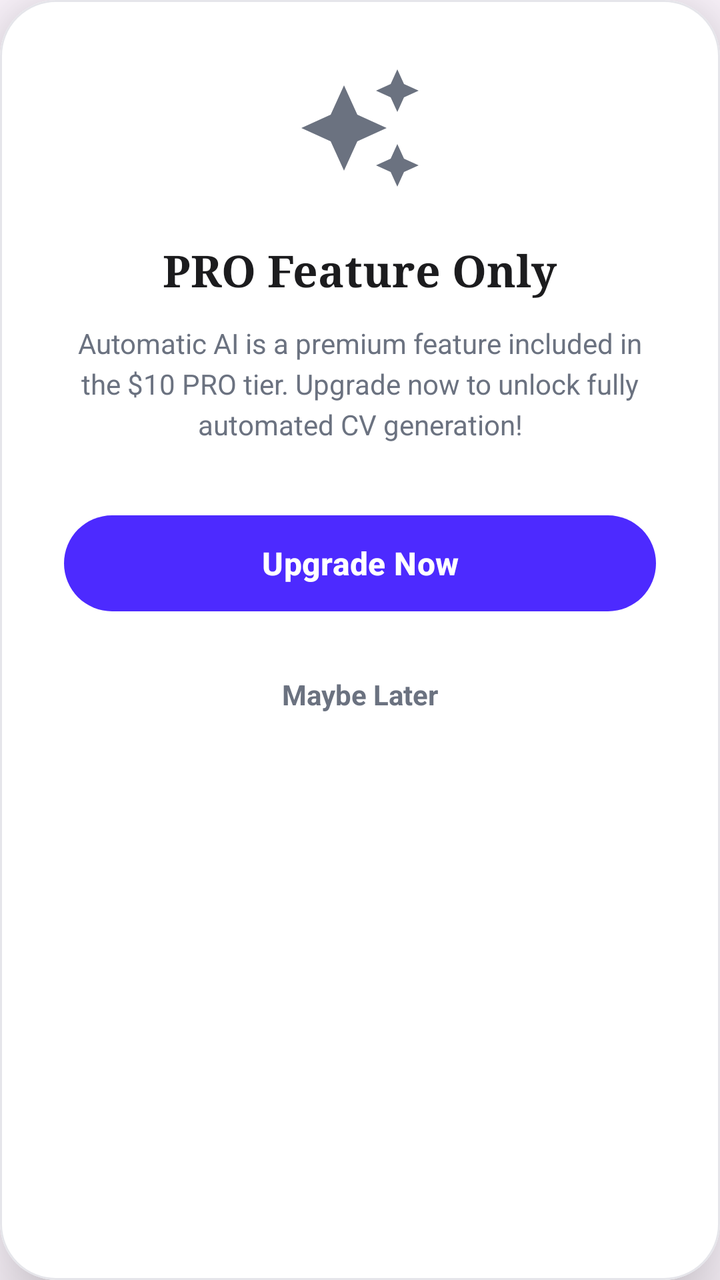
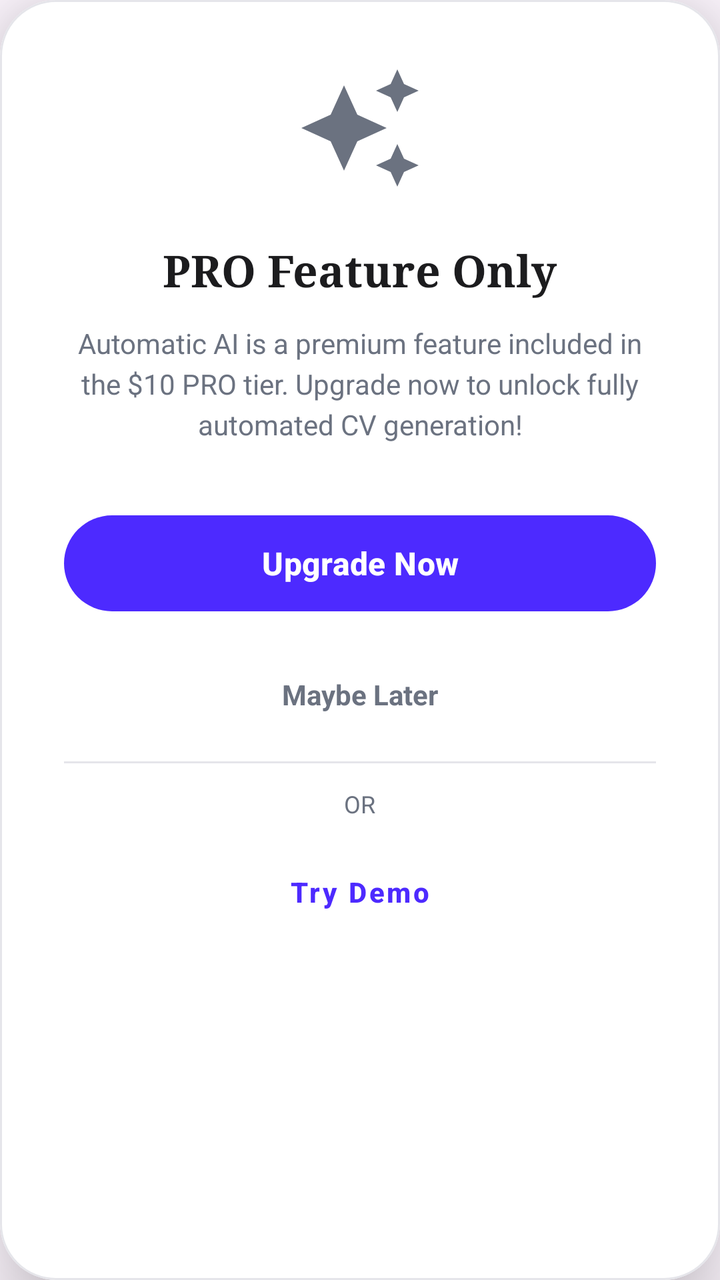

Two renders of the same Android screen: before a commit and after it. Below are the layout's source before the change and the commit's diff.
<!-- AndroidManifest.xml: application theme Theme.MyApplication -->
<!-- res/layout/dialog_ai_upgrade.xml -->
<?xml version="1.0" encoding="utf-8"?>
<com.google.android.material.card.MaterialCardView xmlns:android="http://schemas.android.com/apk/res/android"
    xmlns:app="http://schemas.android.com/apk/res-auto" android:layout_width="320dp" android:layout_height="wrap_content" android:layout_gravity="center" app:cardBackgroundColor="@color/surface_dialog" app:cardCornerRadius="28dp" app:cardElevation="24dp" app:strokeColor="@color/divider_color_new" app:strokeWidth="1dp">

    <LinearLayout android:layout_width="match_parent" android:layout_height="wrap_content" android:gravity="center" android:orientation="vertical" android:padding="32dp">

        <ImageView android:layout_width="64dp" android:layout_height="64dp" android:src="@drawable/ic_automatic_ai" app:tint="@color/text_secondary" />

        <TextView android:layout_width="wrap_content" android:layout_height="wrap_content" android:layout_marginTop="24dp" android:fontFamily="serif" android:text="@string/pro_feature_only" android:textColor="@color/text_primary" android:textSize="22sp" android:textStyle="bold" />

        <TextView android:layout_width="match_parent" android:layout_height="wrap_content" android:layout_marginTop="12dp" android:gravity="center" android:text="@string/pro_feature_desc" android:textColor="@color/text_secondary" android:textSize="14sp" android:lineSpacingExtra="4dp"/>

        <com.google.android.material.button.MaterialButton android:id="@+id/btnUpgradeNow" android:layout_width="match_parent" android:layout_height="56dp" android:layout_marginTop="32dp" android:text="@string/upgrade_now" android:textAllCaps="false" android:textSize="16sp" android:textStyle="bold" app:cornerRadius="28dp" app:backgroundTint="@color/brand_primary" android:textColor="#FFFFFF"/>

        <TextView android:id="@+id/btnMaybeLater" android:layout_width="wrap_content" android:layout_height="wrap_content" android:layout_marginTop="20dp" android:text="@string/maybe_later" android:textColor="@color/text_secondary" android:textSize="14sp" android:textStyle="bold" android:padding="8dp" android:clickable="true" android:focusable="true" android:background="?attr/selectableItemBackgroundBorderless"/>
    </LinearLayout>
</com.google.android.material.card.MaterialCardView>
<!-- resources referenced by this layout -->
<resources>
  <color name="brand_primary">#4D2AFF</color>
  <color name="divider_color_new">#E5E5EA</color>
  <color name="surface_dialog">#FFFFFF</color>
  <color name="text_primary">#1C1C1E</color>
  <color name="text_secondary">#6B7280</color>
  <!-- drawable ic_automatic_ai (drawable) -->
  <vector xmlns:android="http://schemas.android.com/apk/res/android" android:width="48dp" android:height="48dp" android:viewportWidth="24" android:viewportHeight="24">
      <path android:fillColor="#4A4A4A" android:pathData="M19,9l1.25,-2.75L23,5l-2.75,-1.25L19,1l-1.25,2.75L15,5l2.75,1.25L19,9zM11.5,9.5L9,4L6.5,9.5L1,12l5.5,2.5L9,20l2.5,-5.5L17,12l-5.5,-2.5zM19,15l-1.25,2.75L15,19l2.75,1.25L19,23l1.25,-2.75L23,19l-2.75,-1.25L19,15z" />
  </vector>
  <string name="maybe_later">Maybe Later</string>
  <string name="pro_feature_desc">Automatic AI is a premium feature included in the $10 PRO tier. Upgrade now to unlock fully automated CV generation!</string>
  <string name="pro_feature_only">PRO Feature Only</string>
  <string name="upgrade_now">Upgrade Now</string>
  <style name="Theme.MyApplication" parent="Base.Theme.MyApplication" />
  <style name="Base.Theme.MyApplication" parent="Theme.Material3.DayNight.NoActionBar">
          
          
          <item name="materialButtonStyle">@style/WobblyMaterialButton</item>
          <item name="android:buttonStyle">@style/WobblyStandardButton</item>
          <item name="imageButtonStyle">@style/WobblyImageButton</item>
          <item name="android:imageButtonStyle">@style/WobblyImageButton</item>
          <item name="materialCardViewStyle">@style/WobblyCardView</item>
      </style>
  <style name="WobblyMaterialButton" parent="Widget.Material3.Button">
          <item name="android:stateListAnimator">@animator/wobbly_slime</item>
      </style>
  <style name="WobblyStandardButton" parent="Widget.AppCompat.Button">
          <item name="android:stateListAnimator">@animator/wobbly_slime</item>
      </style>
  <style name="WobblyImageButton" parent="Widget.AppCompat.ImageButton">
          <item name="android:stateListAnimator">@animator/wobbly_slime</item>
      </style>
  <style name="WobblyCardView" parent="Widget.Material3.CardView.Elevated">
          <item name="android:stateListAnimator">@animator/wobbly_slime</item>
      </style>
</resources>

<!-- the commit's change to res/layout/dialog_ai_upgrade.xml (unified diff, before → after) -->
@@ -13,5 +13,29 @@
         <com.google.android.material.button.MaterialButton android:id="@+id/btnUpgradeNow" android:layout_width="match_parent" android:layout_height="56dp" android:layout_marginTop="32dp" android:text="@string/upgrade_now" android:textAllCaps="false" android:textSize="16sp" android:textStyle="bold" app:cornerRadius="28dp" app:backgroundTint="@color/brand_primary" android:textColor="#FFFFFF"/>
 
         <TextView android:id="@+id/btnMaybeLater" android:layout_width="wrap_content" android:layout_height="wrap_content" android:layout_marginTop="20dp" android:text="@string/maybe_later" android:textColor="@color/text_secondary" android:textSize="14sp" android:textStyle="bold" android:padding="8dp" android:clickable="true" android:focusable="true" android:background="?attr/selectableItemBackgroundBorderless"/>
+
+        
+        <LinearLayout android:layout_width="match_parent" android:layout_height="wrap_content" android:orientation="vertical" android:gravity="center" android:layout_marginTop="16dp">
+            <View android:layout_width="match_parent" android:layout_height="1dp" android:background="@color/divider_color_new" android:layout_marginBottom="12dp"/>
+            <TextView android:layout_width="wrap_content" android:layout_height="wrap_content" android:text="@string/or_text" android:textColor="@color/text_secondary" android:textSize="12sp" android:layout_marginBottom="12dp"/>
+            
+            <com.google.android.material.button.MaterialButton android:id="@+id/btnTryDemo" style="@style/Widget.MaterialComponents.Button.TextButton" android:layout_width="wrap_content" android:layout_height="wrap_content" android:text="@string/try_demo" android:textAllCaps="false" android:textColor="@color/brand_primary" android:textStyle="bold"/>
+
+            
+            <LinearLayout android:id="@+id/layoutDemoInput" android:layout_width="match_parent" android:layout_height="wrap_content" android:orientation="vertical" android:visibility="gone" android:layout_marginTop="12dp">
+                <com.google.android.material.textfield.TextInputLayout android:layout_width="match_parent" android:layout_height="wrap_content" app:boxStrokeColor="@color/brand_primary" app:hintTextColor="@color/brand_primary">
+                    <com.google.android.material.textfield.TextInputEditText android:id="@+id/etDemoPrompt" android:layout_width="match_parent" android:layout_height="wrap_content" android:hint="@string/demo_prompt_hint" android:maxLines="3" android:textSize="14sp"/>
+                </com.google.android.material.textfield.TextInputLayout>
+                
+                <FrameLayout android:layout_width="match_parent" android:layout_height="wrap_content" android:layout_marginTop="8dp">
+                    <com.google.android.material.button.MaterialButton android:id="@+id/btnDemoSend" android:layout_width="match_parent" android:layout_height="48dp" android:text="@string/send" android:textAllCaps="false" app:cornerRadius="24dp"/>
+                    <ProgressBar android:id="@+id/pbDemoThinking" android:layout_width="24dp" android:layout_height="24dp" android:layout_gravity="center" android:visibility="gone" android:indeterminateTint="#FFFFFF"/>
+                </FrameLayout>
+
+                <TextView android:id="@+id/tvDemoResult" android:layout_width="match_parent" android:layout_height="wrap_content" android:layout_marginTop="12dp" android:textColor="@color/text_primary" android:textSize="13sp" android:background="@drawable/item_bg_light" android:padding="12dp" android:visibility="gone"/>
+                
+                <TextView android:layout_width="match_parent" android:layout_height="wrap_content" android:layout_marginTop="8dp" android:text="@string/demo_disclaimer" android:textColor="@color/text_secondary" android:textSize="11sp" android:gravity="center" android:fontStyle="italic"/>
+            </LinearLayout>
+        </LinearLayout>
     </LinearLayout>
 </com.google.android.material.card.MaterialCardView>
<!-- resource entries referenced after the edit -->
@@ -9,11 +9,24 @@
   <vector xmlns:android="http://schemas.android.com/apk/res/android" android:width="48dp" android:height="48dp" android:viewportWidth="24" android:viewportHeight="24">
       <path android:fillColor="#4A4A4A" android:pathData="M19,9l1.25,-2.75L23,5l-2.75,-1.25L19,1l-1.25,2.75L15,5l2.75,1.25L19,9zM11.5,9.5L9,4L6.5,9.5L1,12l5.5,2.5L9,20l2.5,-5.5L17,12l-5.5,-2.5zM19,15l-1.25,2.75L15,19l2.75,1.25L19,23l1.25,-2.75L23,19l-2.75,-1.25L19,15z" />
   </vector>
+  <!-- drawable item_bg_light (drawable) -->
+  <?xml version="1.0" encoding="utf-8"?>
+  <shape xmlns:android="http://schemas.android.com/apk/res/android">
+      <solid android:color="@color/surface_card_nested"/>
+      <corners android:radius="8dp"/>
+      <stroke android:width="1dp" android:color="@color/divider_color_new"/>
+  </shape>
+  <string name="demo_disclaimer">This is a demo. Subscribe to apply changes to your CV.</string>
+  <string name="demo_prompt_hint">Type your request (e.g. Add skills section)</string>
   <string name="maybe_later">Maybe Later</string>
+  <string name="or_text">OR</string>
   <string name="pro_feature_desc">Automatic AI is a premium feature included in the $10 PRO tier. Upgrade now to unlock fully automated CV generation!</string>
   <string name="pro_feature_only">PRO Feature Only</string>
+  <string name="send">Send</string>
+  <string name="try_demo">Try Demo</string>
   <string name="upgrade_now">Upgrade Now</string>
   <style name="Theme.MyApplication" parent="Base.Theme.MyApplication" />
+  <color name="surface_card_nested">#F9FAFB</color>
   <style name="Base.Theme.MyApplication" parent="Theme.Material3.DayNight.NoActionBar">
           
           
